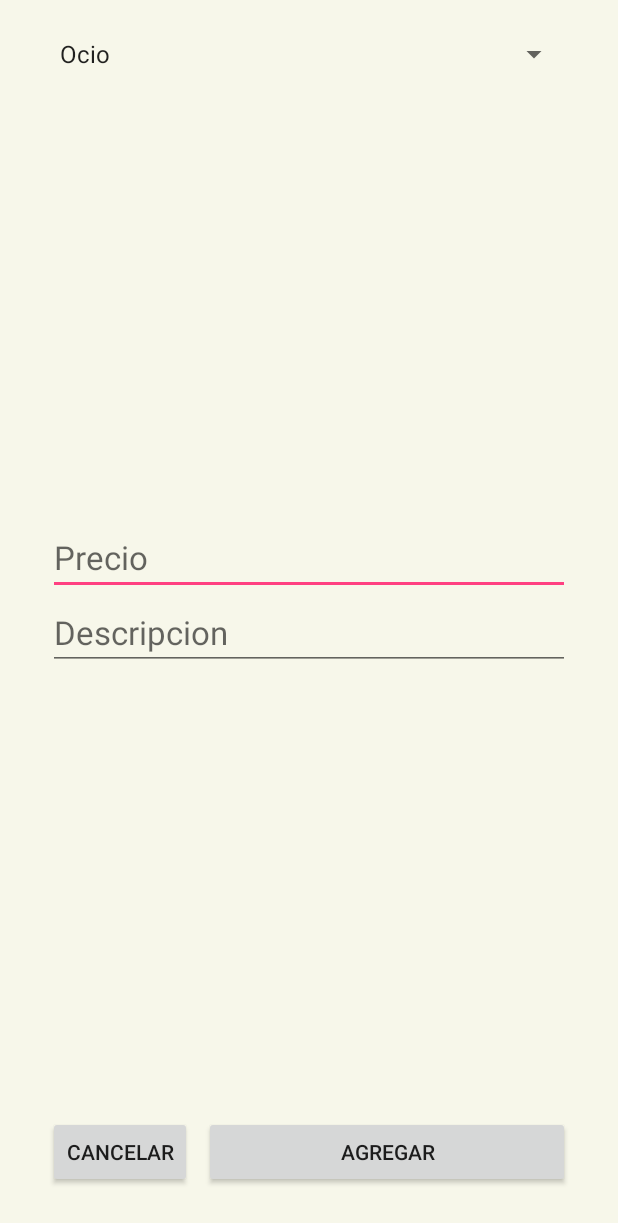
After one commit to segallar94/WalletKeeper, an Android app: the layout add_entry_activity.xml on its own in the app's theme, with its tools: preview values and no code run, on a phone screen of 412 x 824 dp. The commit adds this screen. Shown: the top 1223 px of the screen. Run offline under Robolectric (Android 15) with nearby library versions, the phone set to English and light mode, and no system bars.

Commit message:
Add Entry Window with better layout

```diff
--- a/app/src/main/java/cl/usm/inf/walletkeeper/EntriesListingActivity.java
+++ b/app/src/main/java/cl/usm/inf/walletkeeper/EntriesListingActivity.java
@@ -47,7 +47,8 @@ public class EntriesListingActivity extends AppCompatActivity
         fab.setOnClickListener(new View.OnClickListener() {
             @Override
             public void onClick(View view) {
-                startActivityForResult(new Intent(EntriesListingActivity.this,AddEntryActivity.class),1);
+                Intent form = new Intent(EntriesListingActivity.this, AddEntryActivity.class);
+                startActivityForResult(form, 1);
             }
         });
 
--- /dev/null
+++ b/app/src/main/res/layout/add_entry_activity.xml
@@ -0,0 +1,17 @@
+<?xml version="1.0" encoding="utf-8"?>
+<LinearLayout
+    xmlns:android="http://schemas.android.com/apk/res/android"
+    xmlns:app="http://schemas.android.com/apk/res-auto"
+    xmlns:tools="http://schemas.android.com/tools"
+    android:layout_width="match_parent"
+    android:layout_height="match_parent"
+    android:orientation="vertical"
+    tools:context="cl.usm.inf.walletkeeper.AddEntryActivity">
+
+    <include
+        layout="@layout/entry_addition"
+        android:layout_width="match_parent"
+        android:layout_height="match_parent"
+        android:layout_weight="1" />
+
+</LinearLayout>
--- a/app/src/main/res/values/strings.xml
+++ b/app/src/main/res/values/strings.xml
@@ -19,4 +19,5 @@
         <item>Indispensable</item>
     </string-array>
     <string name="define_btn">Definir</string>
+    <string name="add_entry_title">Añadir Gasto</string>
 </resources>
```
Also changed, not shown: app/src/main/java/cl/usm/inf/walletkeeper/AddEntryActivity.java (+13 -10 lines).
